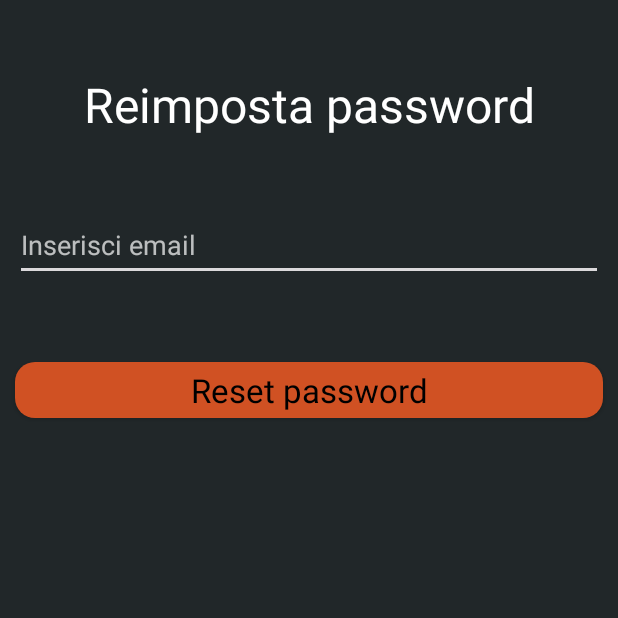
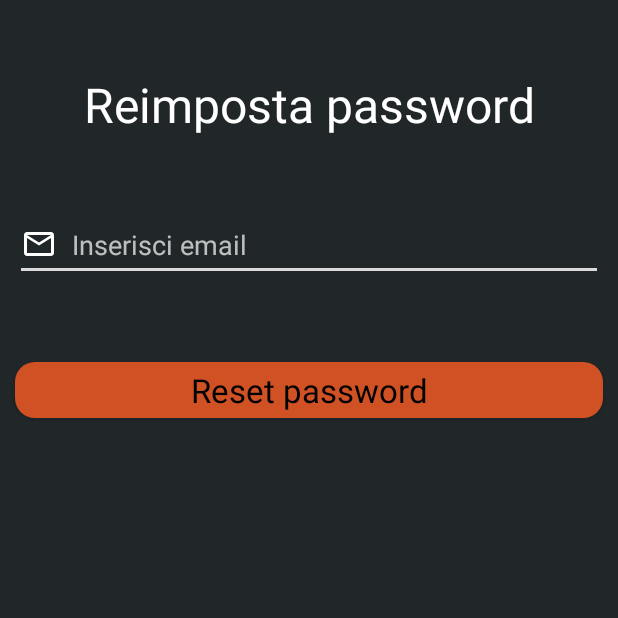
Before and after one commit to CuriositySabo/Curiosity, an Android app: the ForgotPswActivity screen opened directly, with no data from a screen before it, on a phone screen of 412 x 824 dp, the top half of it. Run offline under Robolectric (Android 15) with nearby library versions, the phone set to English and light mode, and no system bars; our stand-ins replace Firebase (no records; nobody signed in at launch, a user with empty details on screens opened directly).

Commit message:
add email icon

```diff
--- a/app/src/main/res/layout/activity_forgot_psw.xml
+++ b/app/src/main/res/layout/activity_forgot_psw.xml
@@ -21,6 +21,8 @@
         android:id="@+id/editTextEmail"
         android:layout_width="match_parent"
         android:layout_height="wrap_content"
+        android:drawableStart="@drawable/ic_mail"
+        android:drawablePadding="10dp"
         android:layout_marginTop="48dp"
         android:layout_marginHorizontal="10dp"
         android:ems="10"
```
